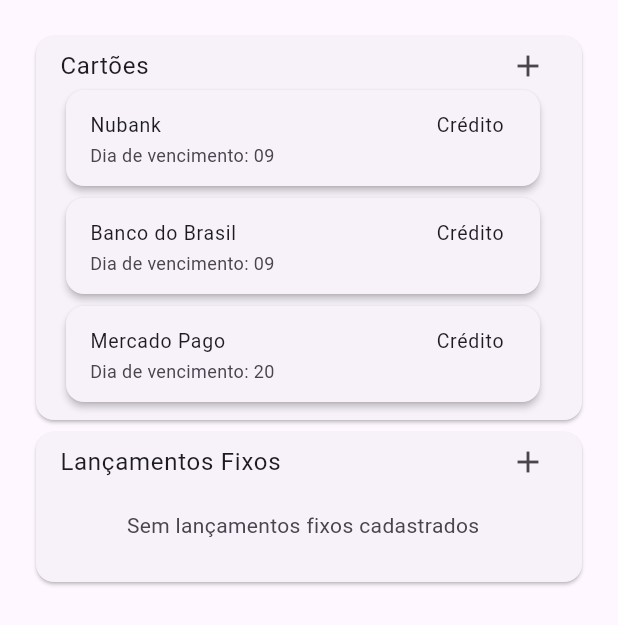
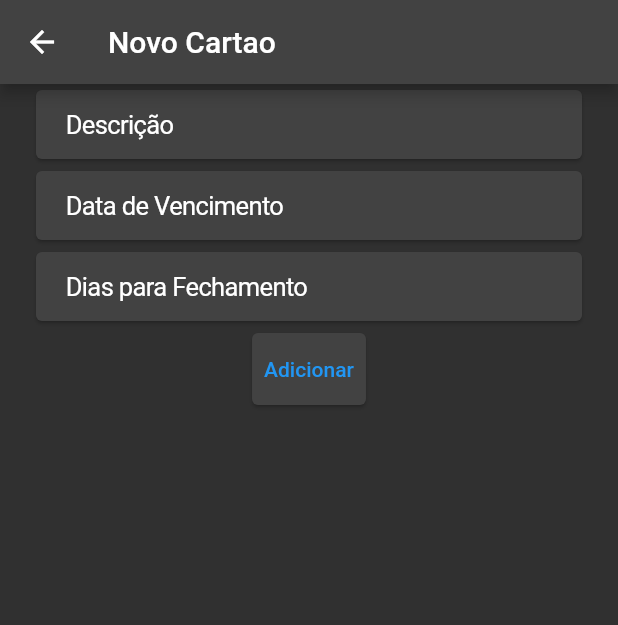
Before and after one commit to leoonhls/app_financas, a Flutter app: the ConfigPage screen opened directly, after a tap on the "add" icon, on a phone screen of 412 x 824 dp. Shown: the top 625 px of the screen. Run offline on Flutter 3.47's test engine with Material 3 defaults, Android fonts, the phone set to English and light mode, and no system bars; our stand-ins replace currency_text_input_formatter, custom_navigation_bar, get, hive, hive_flutter, scrollable_positioned_list; missing offline and left inert: choice, scroll_wheel_date_picker, time_machine; accounts and stored records are empty; statements that could not run were skipped.

Commit message:
Edição de lancamento / Cadastro Cartões / Aparência

```diff
--- /dev/null
+++ b/lib/controller/add_cartao_controller.dart
@@ -0,0 +1,49 @@
+import 'package:app_financas2/main.dart';
+import 'package:flutter/material.dart';
+import 'package:get/get.dart';
+
+import '../objetcs/cartao.dart';
+
+class AddCartaoController extends GetxController {
+  RxString titulo = "Novo Cartao".obs;
+  RxString valorParcelas = "".obs;
+  var tcDescricao = TextEditingController(text: "");
+  var tcVencimento = TextEditingController(text: "");
+  var tcDiasFechamento = TextEditingController(text: "");
+
+  @override
+  void onInit() {
+    super.onInit();
+  }
+
+  regCartao({int? indexDelete}) {
+    if (tcDescricao.text.isEmpty ||
+        tcVencimento.text.isEmpty ||
+        tcDiasFechamento.text.isEmpty) {
+      Get.snackbar("Erro", "Complete todos os dados de lançamento",
+          backgroundColor: Colors.red.withOpacity(0.4));
+    } else {
+      cartoesBox.delete(populaEdicaoLancamento);
+      cartoesBox.add(Cartao.novo(
+        name: tcDescricao.text,
+        vencimento: tcVencimento.text,
+        diasFechamento: tcDiasFechamento.text,
+        tipo: 'Crédito',
+      ));
+      Get.snackbar(
+        "Registrado",
+        "Cartão: ${tcDescricao.text}\nVencimento: ${tcVencimento.text}\nDias anteriores para fechamento: ${tcDiasFechamento.text}",
+        duration: const Duration(seconds: 5),
+      );
+    }
+  }
+
+  populaEdicaoLancamento(Cartao? cartao) async {
+    if (cartao != null) {
+      titulo.value = "Editar Cartão";
+      tcDescricao.text = cartao.name!;
+      tcVencimento.text = cartao.vencimento!;
+      tcDiasFechamento.text = cartao.diasFechamento!;
+    }
+  }
+}
--- a/lib/controller/config_controller.dart
+++ b/lib/controller/config_controller.dart
@@ -6,19 +6,19 @@
 import 'package:get/get.dart';
 import 'package:hive_flutter/hive_flutter.dart';
 
+import '../pages/add_cartao_page.dart';
+
 class ConfigController extends GetxController {
   Widget lancamentosFixos() {
     RxList<Widget> listaWidgets = <Widget>[].obs;
 
     for (int i = 0; i < lancamentosBox.length; i++) {
       if (lancamentosBox.values.elementAt(i).fixo) {
-        listaWidgets.add(Card(
-            elevation: 2,
-            child: Get.find<MainController>().createLancamentoCard(
-                i, lancamentosBox.values.elementAt(i), (index) {
-              lancamentosBox.deleteAt(index);
-              Get.back();
-            }, DateTime.now())));
+        listaWidgets.add(Get.find<MainController>().createLancamentoCard(
+            i, lancamentosBox.values.elementAt(i), (index) {
+          lancamentosBox.deleteAt(index);
+          Get.back();
+        }, DateTime.now(), false));
       }
     }
 
@@ -63,6 +63,7 @@
                     child: const Text("Deletar Cartão"),
                     onPressed: () {
                       cartoesBox.delete(cartao.key);
+                      Get.back();
                     },
                   )
                 ],
@@ -109,7 +110,11 @@
             mainAxisAlignment: MainAxisAlignment.spaceBetween,
             children: [
               const Text("Cartões"),
-              InkWell(onTap: () {}, child: const Icon(Icons.add))
+              InkWell(
+                  onTap: () {
+                    Get.to(() => const AddCartaoPage());
+                  },
+                  child: const Icon(Icons.add))
             ],
           ),
           subtitle: ValueListenableBuilder(
--- a/lib/main.dart
+++ b/lib/main.dart
@@ -14,7 +14,7 @@
   WidgetsFlutterBinding.ensureInitialized();
 
   await Hive.initFlutter();
-  Hive.deleteBoxFromDisk("lancamentos");
+  //Hive.deleteBoxFromDisk("lancamentos");
 
   Hive.registerAdapter<Cartao>(CartaoAdapter());
   Hive.registerAdapter<Lancamento>(LancamentoAdapter());
@@ -66,6 +66,7 @@
   @override
   Widget build(BuildContext context) {
     return GetMaterialApp(
+      theme: ThemeData.dark(useMaterial3: false),
       title: 'Controle de Gastos',
       home: const MainPage(),
       debugShowCheckedModeBanner: false,
--- /dev/null
+++ b/lib/pages/add_cartao_page.dart
@@ -0,0 +1,80 @@
+import 'package:app_financas2/objetcs/lancamento.dart';
+import 'package:flutter/cupertino.dart';
+import 'package:flutter/material.dart';
+import 'package:get/get.dart';
+
+import '../controller/add_cartao_controller.dart';
+import '../main.dart';
+
+class AddCartaoPage extends GetView<AddCartaoController> {
+  final Lancamento? editLancamento;
+  final int? indexOfDelete;
+  const AddCartaoPage({super.key, this.editLancamento, this.indexOfDelete});
+
+  @override
+  Widget build(BuildContext context) {
+    Get.put(AddCartaoController());
+
+    return Scaffold(
+      appBar: AppBar(
+        title: Text(controller.titulo.value),
+      ),
+      body: Padding(
+        padding: const EdgeInsets.symmetric(horizontal: 20.0),
+        child: SingleChildScrollView(
+          child: Column(
+            children: [
+              Card(
+                child: CupertinoTextFormFieldRow(
+                  style: CupertinoTheme.of(context).textTheme.textStyle,
+                  prefix: const Text("Descrição"),
+                  controller: controller.tcDescricao,
+                  textAlign: TextAlign.end,
+                ),
+              ),
+              Card(
+                child: CupertinoTextFormFieldRow(
+                  style: CupertinoTheme.of(context).textTheme.textStyle,
+                  prefix: const Text("Data de Vencimento"),
+                  controller: controller.tcVencimento,
+                  textAlign: TextAlign.end,
+                  keyboardType: TextInputType.number,
+                  onChanged: (newValue) {
+                    if (newValue.isEmpty) newValue = "0";
+
+                    newValue = newValue.removeAllWhitespace
+                        .replaceAll(".", "")
+                        .replaceAll(",", "");
+                  },
+                ),
+              ),
+              Card(
+                child: CupertinoTextFormFieldRow(
+                  style: CupertinoTheme.of(context).textTheme.textStyle,
+                  prefix: const Text("Dias para Fechamento"),
+                  controller: controller.tcDiasFechamento,
+                  textAlign: TextAlign.end,
+                  keyboardType: TextInputType.number,
+                ),
+              ),
+              Card(
+                child: TextButton(
+                  child: const Text("Adicionar"),
+                  onPressed: () {
+                    if (indexOfDelete != null) {
+                      lancamentosBox.deleteAt(indexOfDelete!);
+                      Get.back();
+                      Get.back();
+                      Get.back();
+                    }
+                    controller.regCartao();
+                  },
+                ),
+              )
+            ],
+          ),
+        ),
+      ),
+    );
+  }
+}
--- a/lib/pages/calc_saldo_manual_page.dart
+++ b/lib/pages/calc_saldo_manual_page.dart
@@ -10,6 +10,7 @@
 
   @override
   Widget build(BuildContext context) {
+    controller.geraTextControllerSaldoManual();
     controller.saldoMesManual();
     return SafeArea(
       child: Scaffold(
--- a/lib/pages/config_page.dart
+++ b/lib/pages/config_page.dart
@@ -1,7 +1,9 @@
 import 'package:app_financas2/controller/config_controller.dart';
 import 'package:app_financas2/controller/main_controller.dart';
+import 'package:app_financas2/main.dart';
 import 'package:flutter/material.dart';
 import 'package:get/get.dart';
+import 'package:hive_flutter/hive_flutter.dart';
 
 class ConfigPage extends GetView<ConfigController> {
   const ConfigPage({super.key});
@@ -12,12 +14,26 @@
     Get.put(ConfigController());
     return Scaffold(
       body: Padding(
-        padding: const EdgeInsets.all( 20.0),
-        child: Column(
-          children: [
-            controller.cartoesCadastrados(),
-            controller.lancamentosFixos()
-          ],
+        padding: const EdgeInsets.all(20.0),
+        child: SingleChildScrollView(
+          child: Column(
+            children: [
+              ValueListenableBuilder(
+                valueListenable: cartoesBox.listenable(),
+                builder:
+                    (BuildContext context, Box<dynamic> value, Widget? child) {
+                  return controller.cartoesCadastrados();
+                },
+              ),
+              ValueListenableBuilder(
+                valueListenable: cartoesBox.listenable(),
+                builder:
+                    (BuildContext context, Box<dynamic> value, Widget? child) {
+                  return controller.lancamentosFixos();
+                },
+              ),
+            ],
+          ),
         ),
       ),
     );
--- a/lib/pages/lancamentos_geral_page.dart
+++ b/lib/pages/lancamentos_geral_page.dart
@@ -1,9 +1,7 @@
 import 'package:app_financas2/Utils/formatador.dart';
 import 'package:app_financas2/controller/main_controller.dart';
 import 'package:app_financas2/main.dart';
-import 'package:flutter/cupertino.dart';
 import 'package:flutter/material.dart';
-import 'package:flutter/painting.dart';
 import 'package:get/get.dart';
 import 'package:hive_flutter/hive_flutter.dart';
 import 'package:intl/intl.dart';
@@ -27,7 +25,7 @@
             preferredSize: const Size(100, 120),
             child: Container(
               decoration: BoxDecoration(
-                color: Theme.of(context).colorScheme.inversePrimary,
+                color: Theme.of(context).colorScheme.background,
                 borderRadius:
                     const BorderRadius.vertical(bottom: Radius.circular(20)),
               ),
--- a/lib/pages/lancamentos_mes_page.dart
+++ b/lib/pages/lancamentos_mes_page.dart
@@ -27,7 +27,7 @@
                 decoration: BoxDecoration(
                   borderRadius:
                       const BorderRadius.vertical(bottom: Radius.circular(20)),
-                  color: Theme.of(context).colorScheme.inversePrimary,
+                  color: Theme.of(context).colorScheme.background,
                 ),
                 child: Padding(
                   padding: const EdgeInsets.symmetric(horizontal: 20.0),
```
Also changed, not shown: lib/controller/main_controller.dart (+18 -14 lines), lib/pages/add_lancamento_page.dart (+15 -5 lines), lib/pages/main_page.dart (+2 -9 lines).
